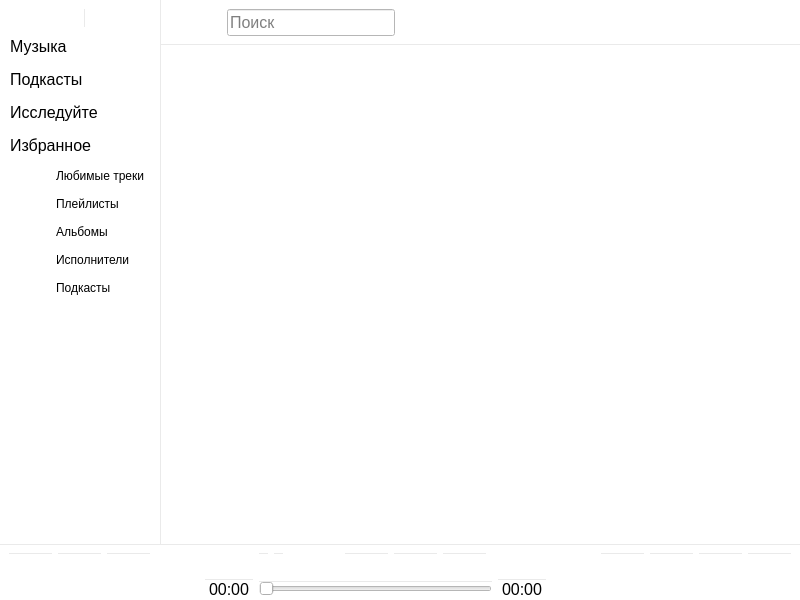
The window that mainwindow.ui (pamugk/deezer-qt-client) describes before a commit, drawn with Qt 5.
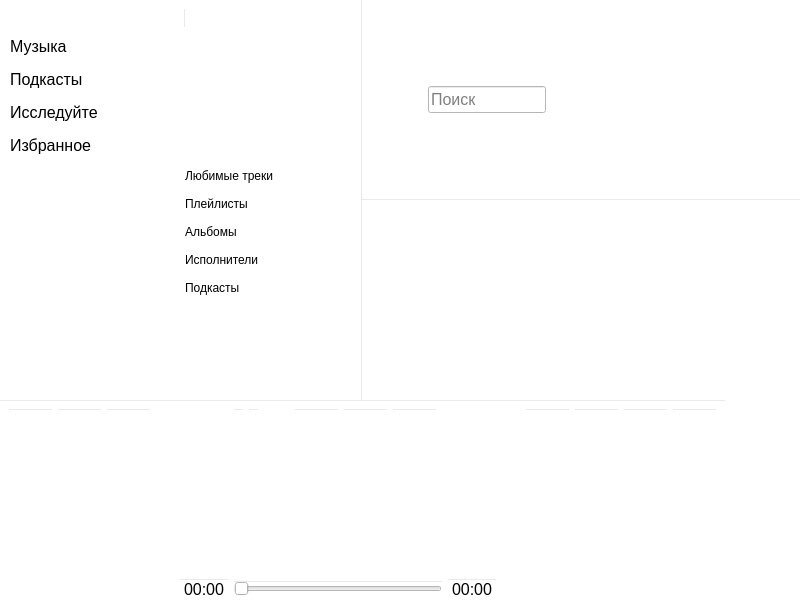
The same window after the commit. Icons and pictures are not drawn.

Patch:
```diff
--- a/mainwindow.ui
+++ b/mainwindow.ui
@@ -49,7 +49,7 @@
    <property name="styleSheet">
     <string notr="true">background-color: rgb(255, 255, 255);</string>
    </property>
-   <layout class="QGridLayout" name="windowLayout">
+   <layout class="QGridLayout" name="windowLayout" columnstretch="0,0,0" columnminimumwidth="0,0,0">
     <property name="sizeConstraint">
      <enum>QLayout::SetDefaultConstraint</enum>
     </property>
@@ -68,354 +68,6 @@
     <property name="spacing">
      <number>0</number>
     </property>
-    <item row="1" column="2">
-     <spacer name="contentVerticalSpacer">
-      <property name="orientation">
-       <enum>Qt::Vertical</enum>
-      </property>
-      <property name="sizeHint" stdset="0">
-       <size>
-        <width>20</width>
-        <height>40</height>
-       </size>
-      </property>
-     </spacer>
-    </item>
-    <item row="3" column="0" colspan="3">
-     <widget class="QWidget" name="player" native="true">
-      <property name="styleSheet">
-       <string notr="true">* {
-	border-top: 1px solid #EAEAEA;
-}
-
-QPushButton {
-	border-radius: 50%;
-}</string>
-      </property>
-      <layout class="QGridLayout" name="playerLayout">
-       <property name="bottomMargin">
-        <number>1</number>
-       </property>
-       <item row="1" column="0" rowspan="2">
-        <widget class="QPushButton" name="prevButton">
-         <property name="sizePolicy">
-          <sizepolicy hsizetype="Minimum" vsizetype="Minimum">
-           <horstretch>0</horstretch>
-           <verstretch>0</verstretch>
-          </sizepolicy>
-         </property>
-         <property name="text">
-          <string/>
-         </property>
-         <property name="icon">
-          <iconset resource="resources.qrc">
-           <normaloff>:/fontawesome/icons/solid/assets/fontawesome/svgs/solid/step-backward.svg</normaloff>:/fontawesome/icons/solid/assets/fontawesome/svgs/solid/step-backward.svg</iconset>
-         </property>
-         <property name="iconSize">
-          <size>
-           <width>24</width>
-           <height>24</height>
-          </size>
-         </property>
-         <property name="flat">
-          <bool>true</bool>
-         </property>
-        </widget>
-       </item>
-       <item row="1" column="5">
-        <widget class="QLabel" name="trackNameLabel">
-         <property name="text">
-          <string/>
-         </property>
-        </widget>
-       </item>
-       <item row="1" column="6">
-        <widget class="QLabel" name="trackArtistLabel">
-         <property name="text">
-          <string/>
-         </property>
-        </widget>
-       </item>
-       <item row="2" column="12">
-        <widget class="QLabel" name="trackDurationLabel">
-         <property name="text">
-          <string>00:00</string>
-         </property>
-        </widget>
-       </item>
-       <item row="2" column="5" colspan="7">
-        <widget class="QSlider" name="trackSlider">
-         <property name="orientation">
-          <enum>Qt::Horizontal</enum>
-         </property>
-        </widget>
-       </item>
-       <item row="1" column="7">
-        <spacer name="playerInfoSpacer">
-         <property name="orientation">
-          <enum>Qt::Horizontal</enum>
-         </property>
-         <property name="sizeHint" stdset="0">
-          <size>
-           <width>40</width>
-           <height>20</height>
-          </size>
-         </property>
-        </spacer>
-       </item>
-       <item row="1" column="15" rowspan="2">
-        <widget class="QPushButton" name="randomOrderButton">
-         <property name="sizePolicy">
-          <sizepolicy hsizetype="Minimum" vsizetype="Minimum">
-           <horstretch>0</horstretch>
-           <verstretch>0</verstretch>
-          </sizepolicy>
-         </property>
-         <property name="toolTip">
-          <string>Включить режим перемешивания</string>
-         </property>
-         <property name="text">
-          <string/>
-         </property>
-         <property name="icon">
-          <iconset resource="resources.qrc">
-           <normaloff>:/fontawesome/icons/solid/assets/fontawesome/svgs/solid/random.svg</normaloff>:/fontawesome/icons/solid/assets/fontawesome/svgs/solid/random.svg</iconset>
-         </property>
-         <property name="flat">
-          <bool>true</bool>
-         </property>
-        </widget>
-       </item>
-       <item row="1" column="9">
-        <widget class="QPushButton" name="favouriteTrackButton">
-         <property name="sizePolicy">
-          <sizepolicy hsizetype="Minimum" vsizetype="Minimum">
-           <horstretch>0</horstretch>
-           <verstretch>0</verstretch>
-          </sizepolicy>
-         </property>
-         <property name="toolTip">
-          <string>Добавить в избранное</string>
-         </property>
-         <property name="text">
-          <string/>
-         </property>
-         <property name="icon">
-          <iconset resource="resources.qrc">
-           <normaloff>:/fontawesome/icons/regular/assets/fontawesome/svgs/regular/heart.svg</normaloff>:/fontawesome/icons/regular/assets/fontawesome/svgs/regular/heart.svg</iconset>
-         </property>
-         <property name="flat">
-          <bool>true</bool>
-         </property>
-        </widget>
-       </item>
-       <item row="2" column="4">
-        <widget class="QLabel" name="trackPositionLabel">
-         <property name="text">
-          <string>00:00</string>
-         </property>
-        </widget>
-       </item>
-       <item row="1" column="10">
-        <widget class="QPushButton" name="doNotRecommendButton">
-         <property name="sizePolicy">
-          <sizepolicy hsizetype="Minimum" vsizetype="Minimum">
-           <horstretch>0</horstretch>
-           <verstretch>0</verstretch>
-          </sizepolicy>
-         </property>
-         <property name="toolTip">
-          <string>Не предлагать этот трек</string>
-         </property>
-         <property name="text">
-          <string/>
-         </property>
-         <property name="icon">
-          <iconset resource="resources.qrc">
-           <normaloff>:/fontawesome/icons/regular/assets/fontawesome/svgs/regular/angry.svg</normaloff>:/fontawesome/icons/regular/assets/fontawesome/svgs/regular/angry.svg</iconset>
-         </property>
-         <property name="flat">
-          <bool>true</bool>
-         </property>
-        </widget>
-       </item>
-       <item row="1" column="16" rowspan="2">
-        <widget class="QPushButton" name="volumeButton">
-         <property name="sizePolicy">
-          <sizepolicy hsizetype="Minimum" vsizetype="Minimum">
-           <horstretch>0</horstretch>
-           <verstretch>0</verstretch>
-          </sizepolicy>
-         </property>
-         <property name="text">
-          <string/>
-         </property>
-         <property name="icon">
-          <iconset resource="resources.qrc">
-           <normaloff>:/fontawesome/icons/solid/assets/fontawesome/svgs/solid/volume-up.svg</normaloff>:/fontawesome/icons/solid/assets/fontawesome/svgs/solid/volume-up.svg</iconset>
-         </property>
-         <property name="flat">
-          <bool>true</bool>
-         </property>
-        </widget>
-       </item>
-       <item row="1" column="1" rowspan="2">
-        <widget class="QPushButton" name="playButton">
-         <property name="sizePolicy">
-          <sizepolicy hsizetype="Minimum" vsizetype="Minimum">
-           <horstretch>0</horstretch>
-           <verstretch>0</verstretch>
-          </sizepolicy>
-         </property>
-         <property name="text">
-          <string/>
-         </property>
-         <property name="icon">
-          <iconset resource="resources.qrc">
-           <normaloff>:/fontawesome/icons/solid/assets/fontawesome/svgs/solid/play.svg</normaloff>:/fontawesome/icons/solid/assets/fontawesome/svgs/solid/play.svg</iconset>
-         </property>
-         <property name="iconSize">
-          <size>
-           <width>24</width>
-           <height>24</height>
-          </size>
-         </property>
-         <property name="flat">
-          <bool>true</bool>
-         </property>
-        </widget>
-       </item>
-       <item row="1" column="14" rowspan="2">
-        <widget class="QPushButton" name="repeatButton">
-         <property name="sizePolicy">
-          <sizepolicy hsizetype="Minimum" vsizetype="Minimum">
-           <horstretch>0</horstretch>
-           <verstretch>0</verstretch>
-          </sizepolicy>
-         </property>
-         <property name="toolTip">
-          <string>Повторять все треки</string>
-         </property>
-         <property name="text">
-          <string/>
-         </property>
-         <property name="icon">
-          <iconset resource="resources.qrc">
-           <normaloff>:/fontawesome/icons/solid/assets/fontawesome/svgs/solid/redo-alt.svg</normaloff>:/fontawesome/icons/solid/assets/fontawesome/svgs/solid/redo-alt.svg</iconset>
-         </property>
-         <property name="flat">
-          <bool>true</bool>
-         </property>
-        </widget>
-       </item>
-       <item row="1" column="2" rowspan="2">
-        <widget class="QPushButton" name="nextButton">
-         <property name="sizePolicy">
-          <sizepolicy hsizetype="Minimum" vsizetype="Minimum">
-           <horstretch>0</horstretch>
-           <verstretch>0</verstretch>
-          </sizepolicy>
-         </property>
-         <property name="text">
-          <string/>
-         </property>
-         <property name="icon">
-          <iconset resource="resources.qrc">
-           <normaloff>:/fontawesome/icons/solid/assets/fontawesome/svgs/solid/step-forward.svg</normaloff>:/fontawesome/icons/solid/assets/fontawesome/svgs/solid/step-forward.svg</iconset>
-         </property>
-         <property name="iconSize">
-          <size>
-           <width>24</width>
-           <height>24</height>
-          </size>
-         </property>
-         <property name="flat">
-          <bool>true</bool>
-         </property>
-        </widget>
-       </item>
-       <item row="1" column="17" rowspan="2">
-        <widget class="QPushButton" name="settingsButton">
-         <property name="sizePolicy">
-          <sizepolicy hsizetype="Minimum" vsizetype="Minimum">
-           <horstretch>0</horstretch>
-           <verstretch>0</verstretch>
-          </sizepolicy>
-         </property>
-         <property name="toolTip">
-          <string>Аудио</string>
-         </property>
-         <property name="icon">
-          <iconset resource="resources.qrc">
-           <normaloff>:/fontawesome/icons/solid/assets/fontawesome/svgs/solid/sliders-h.svg</normaloff>:/fontawesome/icons/solid/assets/fontawesome/svgs/solid/sliders-h.svg</iconset>
-         </property>
-         <property name="flat">
-          <bool>true</bool>
-         </property>
-        </widget>
-       </item>
-       <item row="1" column="8">
-        <widget class="QPushButton" name="addToPlaylistButton">
-         <property name="sizePolicy">
-          <sizepolicy hsizetype="Minimum" vsizetype="Minimum">
-           <horstretch>0</horstretch>
-           <verstretch>0</verstretch>
-          </sizepolicy>
-         </property>
-         <property name="text">
-          <string/>
-         </property>
-         <property name="icon">
-          <iconset resource="resources.qrc">
-           <normaloff>:/fontawesome/icons/solid/assets/fontawesome/svgs/solid/plus.svg</normaloff>:/fontawesome/icons/solid/assets/fontawesome/svgs/solid/plus.svg</iconset>
-         </property>
-         <property name="flat">
-          <bool>true</bool>
-         </property>
-        </widget>
-       </item>
-       <item row="1" column="13" rowspan="2">
-        <spacer name="playerSpacer2">
-         <property name="orientation">
-          <enum>Qt::Horizontal</enum>
-         </property>
-         <property name="sizeHint" stdset="0">
-          <size>
-           <width>40</width>
-           <height>20</height>
-          </size>
-         </property>
-        </spacer>
-       </item>
-       <item row="1" column="3" rowspan="2">
-        <spacer name="playerSpacer1">
-         <property name="orientation">
-          <enum>Qt::Horizontal</enum>
-         </property>
-         <property name="sizeHint" stdset="0">
-          <size>
-           <width>40</width>
-           <height>20</height>
-          </size>
-         </property>
-        </spacer>
-       </item>
-      </layout>
-     </widget>
-    </item>
-    <item row="1" column="1">
-     <spacer name="contentHorizontalSpacer">
-      <property name="orientation">
-       <enum>Qt::Horizontal</enum>
-      </property>
-      <property name="sizeHint" stdset="0">
-       <size>
-        <width>40</width>
-        <height>20</height>
-       </size>
-      </property>
-     </spacer>
-    </item>
     <item row="0" column="0" rowspan="2">
      <widget class="QWidget" name="drawer" native="true">
       <property name="font">
@@ -434,27 +86,21 @@
 }</string>
       </property>
       <layout class="QGridLayout" name="drawerLayout">
-       <item row="3" column="0" colspan="2">
-        <widget class="QPushButton" name="podcastsNavButton">
-         <property name="font">
-          <font>
-           <pointsize>12</pointsize>
-          </font>
+       <item row="6" column="0" rowspan="5">
+        <spacer name="navSublistSpacer">
+         <property name="orientation">
+          <enum>Qt::Horizontal</enum>
          </property>
-         <property name="styleSheet">
-          <string notr="true">padding-left: 1.5rem;</string>
+         <property name="sizeType">
+          <enum>QSizePolicy::Minimum</enum>
          </property>
-         <property name="text">
-          <string>Подкасты</string>
+         <property name="sizeHint" stdset="0">
+          <size>
+           <width>40</width>
+           <height>20</height>
+          </size>
          </property>
-         <property name="icon">
-          <iconset resource="resources.qrc">
-           <normaloff>:/fontawesome/icons/solid/assets/fontawesome/svgs/solid/microphone-alt.svg</normaloff>:/fontawesome/icons/solid/assets/fontawesome/svgs/solid/microphone-alt.svg</iconset>
-         </property>
-         <property name="flat">
-          <bool>true</bool>
-         </property>
-        </widget>
+        </spacer>
        </item>
        <item row="9" column="1">
         <widget class="QPushButton" name="favArtistsNavButton">
@@ -466,16 +112,6 @@
          </property>
         </widget>
        </item>
-       <item row="7" column="1">
-        <widget class="QPushButton" name="favPlaylistsNavButton">
-         <property name="text">
-          <string>Плейлисты</string>
-         </property>
-         <property name="flat">
-          <bool>true</bool>
-         </property>
-        </widget>
-       </item>
        <item row="8" column="1">
         <widget class="QPushButton" name="favAlbumsNavButton">
          <property name="text">
@@ -486,29 +122,53 @@
          </property>
         </widget>
        </item>
-       <item row="2" column="0" colspan="2">
-        <widget class="QPushButton" name="musicNavButton">
+       <item row="11" column="0" colspan="2">
+        <spacer name="navSpacer">
+         <property name="orientation">
+          <enum>Qt::Vertical</enum>
+         </property>
+         <property name="sizeHint" stdset="0">
+          <size>
+           <width>20</width>
+           <height>40</height>
+          </size>
+         </property>
+        </spacer>
+       </item>
+       <item row="1" column="0" colspan="2" alignment="Qt::AlignHCenter">
+        <widget class="QLabel" name="deezerLogo">
+         <property name="sizePolicy">
+          <sizepolicy hsizetype="Fixed" vsizetype="Fixed">
+           <horstretch>0</horstretch>
+           <verstretch>0</verstretch>
+          </sizepolicy>
+         </property>
+         <property name="maximumSize">
+          <size>
+           <width>125</width>
+           <height>32</height>
+          </size>
+         </property>
          <property name="font">
           <font>
            <pointsize>12</pointsize>
           </font>
          </property>
-         <property name="styleSheet">
-          <string notr="true">padding-left: 1.5rem;
-
-QPushButton {
-}
-
-QPushButton:hover {
-	color: #EF5466;
-}</string>
-         </property>
          <property name="text">
-          <string>Музыка</string>
+          <string/>
          </property>
-         <property name="icon">
-          <iconset resource="resources.qrc">
-           <normaloff>:/fontawesome/icons/solid/assets/fontawesome/svgs/solid/music.svg</normaloff>:/fontawesome/icons/solid/assets/fontawesome/svgs/solid/music.svg</iconset>
+         <property name="pixmap">
+          <pixmap resource="resources.qrc">:/deezer/logotype/assets/deezer/logotype/SVG/Deezer_Logo_RVB_Black.svg</pixmap>
+         </property>
+         <property name="scaledContents">
+          <bool>true</bool>
+         </property>
+        </widget>
+       </item>
+       <item row="7" column="1">
+        <widget class="QPushButton" name="favPlaylistsNavButton">
+         <property name="text">
+          <string>Плейлисты</string>
          </property>
          <property name="flat">
           <bool>true</bool>
@@ -569,21 +229,56 @@
          </property>
         </widget>
        </item>
-       <item row="6" column="0" rowspan="5">
-        <spacer name="navSublistSpacer">
-         <property name="orientation">
-          <enum>Qt::Horizontal</enum>
+       <item row="3" column="0" colspan="2">
+        <widget class="QPushButton" name="podcastsNavButton">
+         <property name="font">
+          <font>
+           <pointsize>12</pointsize>
+          </font>
          </property>
-         <property name="sizeType">
-          <enum>QSizePolicy::Minimum</enum>
+         <property name="styleSheet">
+          <string notr="true">padding-left: 1.5rem;</string>
          </property>
-         <property name="sizeHint" stdset="0">
-          <size>
-           <width>40</width>
-           <height>20</height>
-          </size>
+         <property name="text">
+          <string>Подкасты</string>
          </property>
-        </spacer>
+         <property name="icon">
+          <iconset resource="resources.qrc">
+           <normaloff>:/fontawesome/icons/solid/assets/fontawesome/svgs/solid/microphone-alt.svg</normaloff>:/fontawesome/icons/solid/assets/fontawesome/svgs/solid/microphone-alt.svg</iconset>
+         </property>
+         <property name="flat">
+          <bool>true</bool>
+         </property>
+        </widget>
+       </item>
+       <item row="2" column="0" colspan="2">
+        <widget class="QPushButton" name="musicNavButton">
+         <property name="font">
+          <font>
+           <pointsize>12</pointsize>
+          </font>
+         </property>
+         <property name="styleSheet">
+          <string notr="true">padding-left: 1.5rem;
+
+QPushButton {
+}
+
+QPushButton:hover {
+	color: #EF5466;
+}</string>
+         </property>
+         <property name="text">
+          <string>Музыка</string>
+         </property>
+         <property name="icon">
+          <iconset resource="resources.qrc">
+           <normaloff>:/fontawesome/icons/solid/assets/fontawesome/svgs/solid/music.svg</normaloff>:/fontawesome/icons/solid/assets/fontawesome/svgs/solid/music.svg</iconset>
+         </property>
+         <property name="flat">
+          <bool>true</bool>
+         </property>
+        </widget>
        </item>
        <item row="10" column="1">
         <widget class="QPushButton" name="favPodcastsNavButton">
@@ -595,48 +290,324 @@
          </property>
         </widget>
        </item>
-       <item row="1" column="0" colspan="2" alignment="Qt::AlignHCenter">
-        <widget class="QLabel" name="deezerLogo">
+      </layout>
+     </widget>
+    </item>
+    <item row="3" column="0" colspan="2">
+     <widget class="QWidget" name="player" native="true">
+      <property name="styleSheet">
+       <string notr="true">* {
+	border-top: 1px solid #EAEAEA;
+}
+
+QPushButton {
+	border-radius: 50%;
+}</string>
+      </property>
+      <layout class="QGridLayout" name="playerLayout">
+       <property name="bottomMargin">
+        <number>1</number>
+       </property>
+       <item row="1" column="0" rowspan="2">
+        <widget class="QPushButton" name="prevButton">
          <property name="sizePolicy">
-          <sizepolicy hsizetype="Fixed" vsizetype="Fixed">
+          <sizepolicy hsizetype="Minimum" vsizetype="Minimum">
            <horstretch>0</horstretch>
            <verstretch>0</verstretch>
           </sizepolicy>
          </property>
-         <property name="maximumSize">
+         <property name="text">
+          <string/>
+         </property>
+         <property name="icon">
+          <iconset resource="resources.qrc">
+           <normaloff>:/fontawesome/icons/solid/assets/fontawesome/svgs/solid/step-backward.svg</normaloff>:/fontawesome/icons/solid/assets/fontawesome/svgs/solid/step-backward.svg</iconset>
+         </property>
+         <property name="iconSize">
           <size>
-           <width>125</width>
-           <height>32</height>
+           <width>24</width>
+           <height>24</height>
           </size>
          </property>
-         <property name="font">
-          <font>
-           <pointsize>12</pointsize>
-          </font>
+         <property name="flat">
+          <bool>true</bool>
          </property>
+        </widget>
+       </item>
+       <item row="1" column="8">
+        <widget class="QPushButton" name="addToPlaylistButton">
+         <property name="sizePolicy">
+          <sizepolicy hsizetype="Minimum" vsizetype="Minimum">
+           <horstretch>0</horstretch>
+           <verstretch>0</verstretch>
+          </sizepolicy>
+         </property>
          <property name="text">
           <string/>
          </property>
-         <property name="pixmap">
-          <pixmap resource="resources.qrc">:/deezer/logotype/assets/deezer/logotype/SVG/Deezer_Logo_RVB_Black.svg</pixmap>
+         <property name="icon">
+          <iconset resource="resources.qrc">
+           <normaloff>:/fontawesome/icons/solid/assets/fontawesome/svgs/solid/plus.svg</normaloff>:/fontawesome/icons/solid/assets/fontawesome/svgs/solid/plus.svg</iconset>
          </property>
-         <property name="scaledContents">
+         <property name="flat">
           <bool>true</bool>
          </property>
-         <property name="alignment">
-          <set>Qt::AlignCenter</set>
+        </widget>
+       </item>
+       <item row="1" column="17" rowspan="2">
+        <widget class="QPushButton" name="settingsButton">
+         <property name="sizePolicy">
+          <sizepolicy hsizetype="Minimum" vsizetype="Minimum">
+           <horstretch>0</horstretch>
+           <verstretch>0</verstretch>
+          </sizepolicy>
          </property>
+         <property name="toolTip">
+          <string>Аудио</string>
+         </property>
+         <property name="icon">
+          <iconset resource="resources.qrc">
+           <normaloff>:/fontawesome/icons/solid/assets/fontawesome/svgs/solid/sliders-h.svg</normaloff>:/fontawesome/icons/solid/assets/fontawesome/svgs/solid/sliders-h.svg</iconset>
+         </property>
+         <property name="flat">
+          <bool>true</bool>
+         </property>
         </widget>
        </item>
-       <item row="11" column="0" colspan="2">
-        <spacer name="navSpacer">
+       <item row="1" column="14" rowspan="2">
+        <widget class="QPushButton" name="repeatButton">
+         <property name="sizePolicy">
+          <sizepolicy hsizetype="Minimum" vsizetype="Minimum">
+           <horstretch>0</horstretch>
+           <verstretch>0</verstretch>
+          </sizepolicy>
+         </property>
+         <property name="toolTip">
+          <string>Повторять все треки</string>
+         </property>
+         <property name="text">
+          <string/>
+         </property>
+         <property name="icon">
+          <iconset resource="resources.qrc">
+           <normaloff>:/fontawesome/icons/solid/assets/fontawesome/svgs/solid/redo-alt.svg</normaloff>:/fontawesome/icons/solid/assets/fontawesome/svgs/solid/redo-alt.svg</iconset>
+         </property>
+         <property name="flat">
+          <bool>true</bool>
+         </property>
+        </widget>
+       </item>
+       <item row="1" column="3" rowspan="2">
+        <spacer name="playerSpacer1">
          <property name="orientation">
-          <enum>Qt::Vertical</enum>
+          <enum>Qt::Horizontal</enum>
          </property>
          <property name="sizeHint" stdset="0">
           <size>
-           <width>20</width>
-           <height>40</height>
+           <width>40</width>
+           <height>20</height>
+          </size>
+         </property>
+        </spacer>
+       </item>
+       <item row="1" column="16" rowspan="2">
+        <widget class="QPushButton" name="volumeButton">
+         <property name="sizePolicy">
+          <sizepolicy hsizetype="Minimum" vsizetype="Minimum">
+           <horstretch>0</horstretch>
+           <verstretch>0</verstretch>
+          </sizepolicy>
+         </property>
+         <property name="text">
+          <string/>
+         </property>
+         <property name="icon">
+          <iconset resource="resources.qrc">
+           <normaloff>:/fontawesome/icons/solid/assets/fontawesome/svgs/solid/volume-up.svg</normaloff>:/fontawesome/icons/solid/assets/fontawesome/svgs/solid/volume-up.svg</iconset>
+         </property>
+         <property name="flat">
+          <bool>true</bool>
+         </property>
+        </widget>
+       </item>
+       <item row="1" column="15" rowspan="2">
+        <widget class="QPushButton" name="randomOrderButton">
+         <property name="sizePolicy">
+          <sizepolicy hsizetype="Minimum" vsizetype="Minimum">
+           <horstretch>0</horstretch>
+           <verstretch>0</verstretch>
+          </sizepolicy>
+         </property>
+         <property name="toolTip">
+          <string>Включить режим перемешивания</string>
+         </property>
+         <property name="text">
+          <string/>
+         </property>
+         <property name="icon">
+          <iconset resource="resources.qrc">
+           <normaloff>:/fontawesome/icons/solid/assets/fontawesome/svgs/solid/random.svg</normaloff>:/fontawesome/icons/solid/assets/fontawesome/svgs/solid/random.svg</iconset>
+         </property>
+         <property name="flat">
+          <bool>true</bool>
+         </property>
+        </widget>
+       </item>
+       <item row="1" column="10">
+        <widget class="QPushButton" name="doNotRecommendButton">
+         <property name="sizePolicy">
+          <sizepolicy hsizetype="Minimum" vsizetype="Minimum">
+           <horstretch>0</horstretch>
+           <verstretch>0</verstretch>
+          </sizepolicy>
+         </property>
+         <property name="toolTip">
+          <string>Не предлагать этот трек</string>
+         </property>
+         <property name="text">
+          <string/>
+         </property>
+         <property name="icon">
+          <iconset resource="resources.qrc">
+           <normaloff>:/fontawesome/icons/regular/assets/fontawesome/svgs/regular/angry.svg</normaloff>:/fontawesome/icons/regular/assets/fontawesome/svgs/regular/angry.svg</iconset>
+         </property>
+         <property name="flat">
+          <bool>true</bool>
+         </property>
+        </widget>
+       </item>
+       <item row="1" column="2" rowspan="2">
+        <widget class="QPushButton" name="nextButton">
+         <property name="sizePolicy">
+          <sizepolicy hsizetype="Minimum" vsizetype="Minimum">
+           <horstretch>0</horstretch>
+           <verstretch>0</verstretch>
+          </sizepolicy>
+         </property>
+         <property name="text">
+          <string/>
+         </property>
+         <property name="icon">
+          <iconset resource="resources.qrc">
+           <normaloff>:/fontawesome/icons/solid/assets/fontawesome/svgs/solid/step-forward.svg</normaloff>:/fontawesome/icons/solid/assets/fontawesome/svgs/solid/step-forward.svg</iconset>
+         </property>
+         <property name="iconSize">
+          <size>
+           <width>24</width>
+           <height>24</height>
+          </size>
+         </property>
+         <property name="flat">
+          <bool>true</bool>
+         </property>
+        </widget>
+       </item>
+       <item row="2" column="5" colspan="7">
+        <widget class="QSlider" name="trackSlider">
+         <property name="orientation">
+          <enum>Qt::Horizontal</enum>
+         </property>
+        </widget>
+       </item>
+       <item row="1" column="5">
+        <widget class="QLabel" name="trackNameLabel">
+         <property name="text">
+          <string/>
+         </property>
+        </widget>
+       </item>
+       <item row="1" column="13" rowspan="2">
+        <spacer name="playerSpacer2">
+         <property name="orientation">
+          <enum>Qt::Horizontal</enum>
+         </property>
+         <property name="sizeHint" stdset="0">
+          <size>
+           <width>40</width>
+           <height>20</height>
+          </size>
+         </property>
+        </spacer>
+       </item>
+       <item row="1" column="1" rowspan="2">
+        <widget class="QPushButton" name="playButton">
+         <property name="sizePolicy">
+          <sizepolicy hsizetype="Minimum" vsizetype="Minimum">
+           <horstretch>0</horstretch>
+           <verstretch>0</verstretch>
+          </sizepolicy>
+         </property>
+         <property name="text">
+          <string/>
+         </property>
+         <property name="icon">
+          <iconset resource="resources.qrc">
+           <normaloff>:/fontawesome/icons/solid/assets/fontawesome/svgs/solid/play.svg</normaloff>:/fontawesome/icons/solid/assets/fontawesome/svgs/solid/play.svg</iconset>
+         </property>
+         <property name="iconSize">
+          <size>
+           <width>24</width>
+           <height>24</height>
+          </size>
+         </property>
+         <property name="flat">
+          <bool>true</bool>
+         </property>
+        </widget>
+       </item>
+       <item row="2" column="12">
+        <widget class="QLabel" name="trackDurationLabel">
+         <property name="text">
+          <string>00:00</string>
+         </property>
+        </widget>
+       </item>
+       <item row="1" column="9">
+        <widget class="QPushButton" name="favouriteTrackButton">
+         <property name="sizePolicy">
+          <sizepolicy hsizetype="Minimum" vsizetype="Minimum">
+           <horstretch>0</horstretch>
+           <verstretch>0</verstretch>
+          </sizepolicy>
+         </property>
+         <property name="toolTip">
+          <string>Добавить в избранное</string>
+         </property>
+         <property name="text">
+          <string/>
+         </property>
+         <property name="icon">
+          <iconset resource="resources.qrc">
+           <normaloff>:/fontawesome/icons/regular/assets/fontawesome/svgs/regular/heart.svg</normaloff>:/fontawesome/icons/regular/assets/fontawesome/svgs/regular/heart.svg</iconset>
+         </property>
+         <property name="flat">
+          <bool>true</bool>
+         </property>
+        </widget>
+       </item>
+       <item row="1" column="6">
+        <widget class="QLabel" name="trackArtistLabel">
+         <property name="text">
+          <string/>
+         </property>
+        </widget>
+       </item>
+       <item row="2" column="4">
+        <widget class="QLabel" name="trackPositionLabel">
+         <property name="text">
+          <string>00:00</string>
+         </property>
+        </widget>
+       </item>
+       <item row="1" column="7">
+        <spacer name="playerInfoSpacer">
+         <property name="orientation">
+          <enum>Qt::Horizontal</enum>
+         </property>
+         <property name="sizeHint" stdset="0">
+          <size>
+           <width>40</width>
+           <height>20</height>
           </size>
          </property>
         </spacer>
@@ -681,6 +652,11 @@
            <verstretch>0</verstretch>
           </sizepolicy>
          </property>
+         <property name="font">
+          <font>
+           <pointsize>12</pointsize>
+          </font>
+         </property>
          <property name="styleSheet">
           <string notr="true"/>
          </property>
```
Left out of the diff: 1 changed line with no effect on the pictures.
